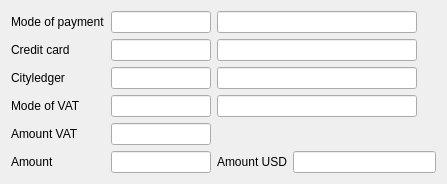
Old version of the form Resort/wpaymentdetails.ui in the repository End1-1/Resort.
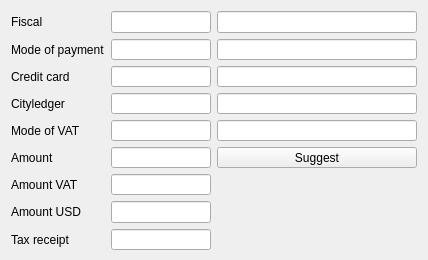
New version of the form. Custom widgets are drawn as their Qt base class.

Commit message: Read guest from password

Patch:
```diff
--- a/Resort/wpaymentdetails.ui
+++ b/Resort/wpaymentdetails.ui
@@ -6,102 +6,54 @@
    <rect>
     <x>0</x>
     <y>0</y>
-    <width>447</width>
-    <height>168</height>
+    <width>414</width>
+    <height>260</height>
    </rect>
   </property>
   <property name="sizePolicy">
-   <sizepolicy hsizetype="Fixed" vsizetype="Preferred">
+   <sizepolicy hsizetype="Fixed" vsizetype="Expanding">
     <horstretch>0</horstretch>
     <verstretch>0</verstretch>
    </sizepolicy>
   </property>
+  <property name="minimumSize">
+   <size>
+    <width>0</width>
+    <height>260</height>
+   </size>
+  </property>
   <property name="windowTitle">
    <string>Form</string>
   </property>
   <layout class="QGridLayout" name="gridLayout">
-   <item row="5" column="1">
-    <widget class="EQLineEdit" name="leAmount">
+   <item row="4" column="2" colspan="2">
+    <widget class="EQLineEdit" name="leCLName">
      <property name="minimumSize">
       <size>
-       <width>100</width>
+       <width>200</width>
        <height>0</height>
       </size>
      </property>
      <property name="maximumSize">
       <size>
-       <width>100</width>
+       <width>16777215</width>
        <height>16777215</height>
       </size>
      </property>
-    </widget>
-   </item>
-   <item row="0" column="1">
-    <widget class="EQLineEdit" name="lePayment">
-     <property name="minimumSize">
-      <size>
-       <width>100</width>
-       <height>0</height>
-      </size>
-     </property>
-     <property name="maximumSize">
-      <size>
-       <width>100</width>
-       <height>16777215</height>
-      </size>
-     </property>
-    </widget>
-   </item>
-   <item row="1" column="1">
-    <widget class="EQLineEdit" name="leCard">
-     <property name="minimumSize">
-      <size>
-       <width>100</width>
-       <height>0</height>
-      </size>
-     </property>
-     <property name="maximumSize">
-      <size>
-       <width>100</width>
-       <height>16777215</height>
-      </size>
-     </property>
-    </widget>
-   </item>
-   <item row="4" column="1">
-    <widget class="EQLineEdit" name="leVATAmount">
-     <property name="minimumSize">
-      <size>
-       <width>100</width>
-       <height>0</height>
-      </size>
-     </property>
-     <property name="maximumSize">
-      <size>
-       <width>100</width>
-       <height>16777215</height>
-      </size>
-     </property>
      <property name="focusPolicy">
       <enum>Qt::NoFocus</enum>
      </property>
-     <property name="readOnly">
-      <bool>true</bool>
-     </property>
     </widget>
    </item>
-   <item row="5" column="3">
-    <widget class="EQLineEdit" name="leAmountUSD">
-     <property name="focusPolicy">
-      <enum>Qt::NoFocus</enum>
-     </property>
-     <property name="readOnly">
-      <bool>true</bool>
+   <item row="0" column="0">
+    <widget class="QLabel" name="lbFiscalMachine">
+     <property name="text">
+      <string>Fiscal</string>
      </property>
     </widget>
    </item>
    <item row="3" column="1">
-    <widget class="EQLineEdit" name="leVAT">
+    <widget class="EQLineEdit" name="leCard">
      <property name="minimumSize">
       <size>
        <width>100</width>
@@ -116,36 +68,51 @@
      </property>
     </widget>
    </item>
-   <item row="5" column="0">
-    <widget class="QLabel" name="label_4">
-     <property name="text">
-      <string>Amount</string>
-     </property>
-    </widget>
-   </item>
-   <item row="1" column="2" colspan="2">
-    <widget class="EQLineEdit" name="leCardName">
-     <property name="minimumSize">
-      <size>
-       <width>200</width>
-       <height>0</height>
-      </size>
-     </property>
-     <property name="maximumSize">
-      <size>
-       <width>200</width>
-       <height>16777215</height>
-      </size>
-     </property>
-     <property name="focusPolicy">
-      <enum>Qt::NoFocus</enum>
-     </property>
-     <property name="readOnly">
-      <bool>true</bool>
-     </property>
-    </widget>
-   </item>
    <item row="3" column="2" colspan="2">
+    <widget class="EQLineEdit" name="leCardName">
+     <property name="minimumSize">
+      <size>
+       <width>200</width>
+       <height>0</height>
+      </size>
+     </property>
+     <property name="maximumSize">
+      <size>
+       <width>16777215</width>
+       <height>16777215</height>
+      </size>
+     </property>
+     <property name="focusPolicy">
+      <enum>Qt::NoFocus</enum>
+     </property>
+     <property name="readOnly">
+      <bool>true</bool>
+     </property>
+    </widget>
+   </item>
+   <item row="0" column="2" colspan="2">
+    <widget class="EQLineEdit" name="leFiscalName">
+     <property name="minimumSize">
+      <size>
+       <width>200</width>
+       <height>0</height>
+      </size>
+     </property>
+     <property name="maximumSize">
+      <size>
+       <width>16777215</width>
+       <height>16777215</height>
+      </size>
+     </property>
+     <property name="focusPolicy">
+      <enum>Qt::NoFocus</enum>
+     </property>
+     <property name="readOnly">
+      <bool>true</bool>
+     </property>
+    </widget>
+   </item>
+   <item row="5" column="2" colspan="2">
     <widget class="EQLineEdit" name="leVATName">
      <property name="minimumSize">
       <size>
@@ -155,7 +122,7 @@
      </property>
      <property name="maximumSize">
       <size>
-       <width>200</width>
+       <width>16777215</width>
        <height>16777215</height>
       </size>
      </property>
@@ -167,21 +134,52 @@
      </property>
     </widget>
    </item>
-   <item row="5" column="2">
-    <widget class="QLabel" name="label_5">
-     <property name="text">
-      <string>Amount USD</string>
-     </property>
-    </widget>
-   </item>
-   <item row="4" column="0">
+   <item row="7" column="0">
     <widget class="QLabel" name="lbAmountVAT">
      <property name="text">
       <string>Amount VAT</string>
      </property>
     </widget>
    </item>
-   <item row="0" column="2" colspan="2">
+   <item row="10" column="1">
+    <widget class="EQLineEdit" name="leTaxReceipt">
+     <property name="sizePolicy">
+      <sizepolicy hsizetype="Expanding" vsizetype="Fixed">
+       <horstretch>0</horstretch>
+       <verstretch>0</verstretch>
+      </sizepolicy>
+     </property>
+     <property name="maximumSize">
+      <size>
+       <width>100</width>
+       <height>16777215</height>
+      </size>
+     </property>
+     <property name="focusPolicy">
+      <enum>Qt::NoFocus</enum>
+     </property>
+     <property name="readOnly">
+      <bool>true</bool>
+     </property>
+    </widget>
+   </item>
+   <item row="5" column="1">
+    <widget class="EQLineEdit" name="leVAT">
+     <property name="minimumSize">
+      <size>
+       <width>100</width>
+       <height>0</height>
+      </size>
+     </property>
+     <property name="maximumSize">
+      <size>
+       <width>100</width>
+       <height>16777215</height>
+      </size>
+     </property>
+    </widget>
+   </item>
+   <item row="1" column="2" colspan="2">
     <widget class="EQLineEdit" name="lePaymentName">
      <property name="minimumSize">
       <size>
@@ -191,7 +189,7 @@
      </property>
      <property name="maximumSize">
       <size>
-       <width>200</width>
+       <width>16777215</width>
        <height>16777215</height>
       </size>
      </property>
@@ -203,36 +201,85 @@
      </property>
     </widget>
    </item>
-   <item row="0" column="0">
+   <item row="9" column="0">
+    <widget class="QLabel" name="label_5">
+     <property name="text">
+      <string>Amount USD</string>
+     </property>
+    </widget>
+   </item>
+   <item row="4" column="1">
+    <widget class="EQLineEdit" name="leCL">
+     <property name="minimumSize">
+      <size>
+       <width>100</width>
+       <height>0</height>
+      </size>
+     </property>
+     <property name="maximumSize">
+      <size>
+       <width>100</width>
+       <height>16777215</height>
+      </size>
+     </property>
+    </widget>
+   </item>
+   <item row="1" column="0">
     <widget class="QLabel" name="label">
      <property name="text">
       <string>Mode of payment</string>
      </property>
     </widget>
    </item>
-   <item row="3" column="0">
+   <item row="5" column="0">
     <widget class="QLabel" name="lbVatMode">
      <property name="text">
       <string>Mode of VAT</string>
      </property>
     </widget>
    </item>
-   <item row="1" column="0">
-    <widget class="QLabel" name="lbCard">
-     <property name="text">
-      <string>Credit card</string>
+   <item row="0" column="1">
+    <widget class="EQLineEdit" name="leFiscal">
+     <property name="maximumSize">
+      <size>
+       <width>100</width>
+       <height>16777215</height>
+      </size>
      </property>
     </widget>
    </item>
-   <item row="2" column="0">
+   <item row="4" column="0">
     <widget class="QLabel" name="lbCL">
      <property name="text">
       <string>Cityledger</string>
      </property>
     </widget>
    </item>
-   <item row="2" column="1">
-    <widget class="EQLineEdit" name="leCL">
+   <item row="10" column="0">
+    <widget class="QLabel" name="label_6">
+     <property name="text">
+      <string>Tax receipt</string>
+     </property>
+    </widget>
+   </item>
+   <item row="9" column="1">
+    <widget class="EQLineEdit" name="leAmountUSD">
+     <property name="maximumSize">
+      <size>
+       <width>100</width>
+       <height>16777215</height>
+      </size>
+     </property>
+     <property name="focusPolicy">
+      <enum>Qt::NoFocus</enum>
+     </property>
+     <property name="readOnly">
+      <bool>true</bool>
+     </property>
+    </widget>
+   </item>
+   <item row="1" column="1">
+    <widget class="EQLineEdit" name="lePayment">
      <property name="minimumSize">
       <size>
        <width>100</width>
@@ -247,22 +294,62 @@
      </property>
     </widget>
    </item>
-   <item row="2" column="2" colspan="2">
-    <widget class="EQLineEdit" name="leCLName">
+   <item row="6" column="0">
+    <widget class="QLabel" name="label_4">
+     <property name="text">
+      <string>Amount</string>
+     </property>
+    </widget>
+   </item>
+   <item row="6" column="1">
+    <widget class="EQLineEdit" name="leAmount">
      <property name="minimumSize">
       <size>
-       <width>200</width>
+       <width>100</width>
        <height>0</height>
       </size>
      </property>
      <property name="maximumSize">
       <size>
-       <width>200</width>
+       <width>100</width>
        <height>16777215</height>
       </size>
      </property>
+    </widget>
+   </item>
+   <item row="6" column="2" colspan="2">
+    <widget class="QPushButton" name="btnSuggestAmount">
+     <property name="text">
+      <string>Suggest</string>
+     </property>
+    </widget>
+   </item>
+   <item row="7" column="1">
+    <widget class="EQLineEdit" name="leVATAmount">
+     <property name="minimumSize">
+      <size>
+       <width>100</width>
+       <height>0</height>
+      </size>
+     </property>
+     <property name="maximumSize">
+      <size>
+       <width>100</width>
+       <height>16777215</height>
+      </size>
+     </property>
      <property name="focusPolicy">
       <enum>Qt::NoFocus</enum>
+     </property>
+     <property name="readOnly">
+      <bool>true</bool>
+     </property>
+    </widget>
+   </item>
+   <item row="3" column="0">
+    <widget class="QLabel" name="lbCard">
+     <property name="text">
+      <string>Credit card</string>
      </property>
     </widget>
    </item>
```
Left out of the diff: 8 changed lines with no effect on the pictures. The commit also changes 49 other files.
